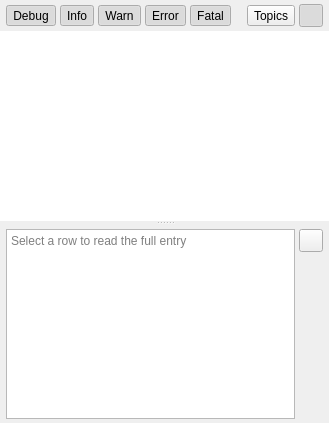
First picture: the form in pj_log/widget/src/LogView.ui, repository PlotJuggler/PlotJuggler, before the edit.
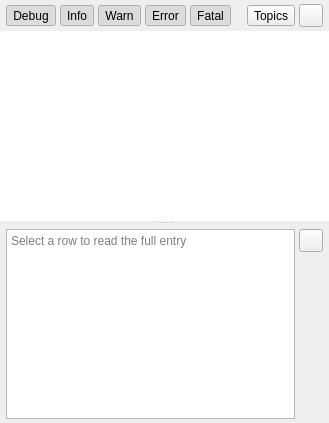
Second picture: the form after the edit. The open tabs and pages were chosen to show the change. Custom widgets are drawn as their Qt base class.

The edit to the form file:
```diff
--- a/pj_log/widget/src/LogView.ui
+++ b/pj_log/widget/src/LogView.ui
@@ -171,7 +171,7 @@
             <bool>true</bool>
            </property>
            <property name="checked">
-            <bool>true</bool>
+            <bool>false</bool>
            </property>
           </widget>
          </item>
```
Left out of the diff: 2 changed lines with no effect on the pictures.
